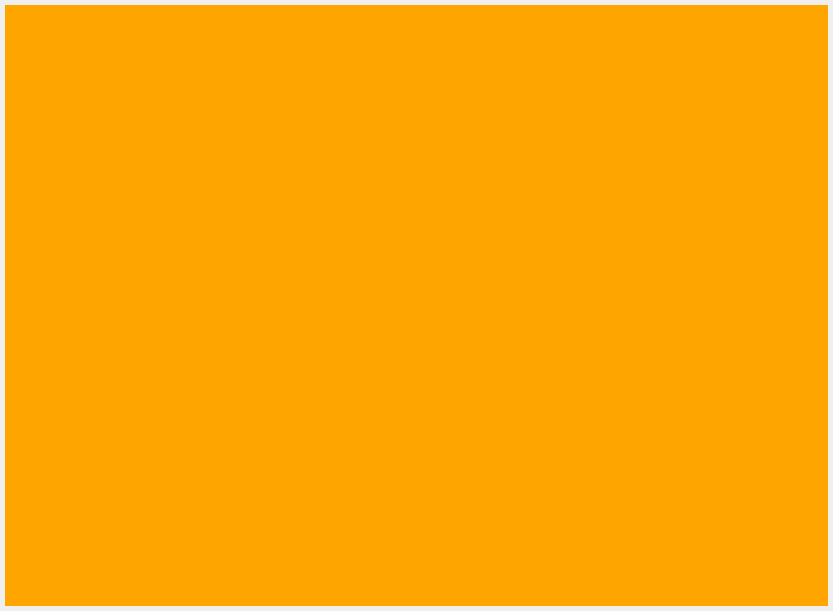
Qt form gui/uis/pages/main_pages.ui (Cairoknox/Advanced-Programming) before a commit.
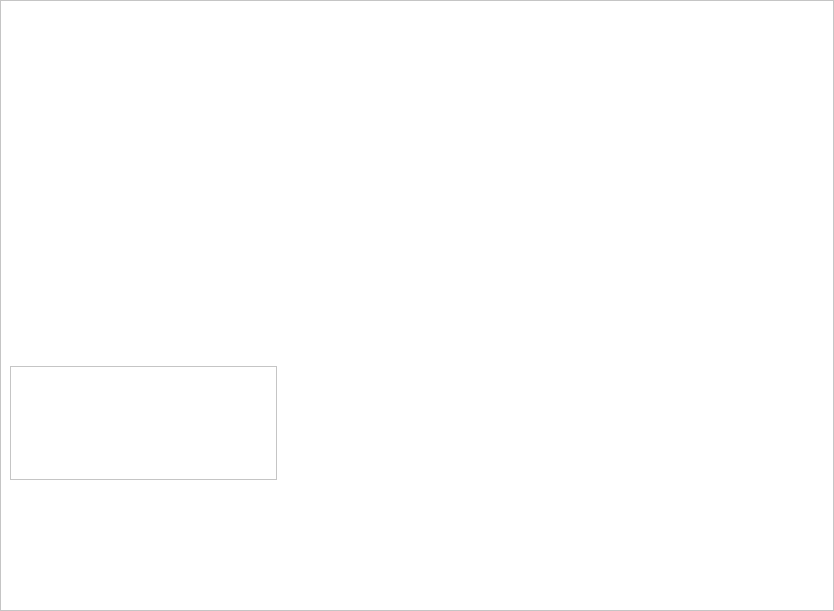
The same form after that commit. The open tabs and pages were chosen to show the change.

What changed in the file:
```diff
--- a/gui/uis/pages/main_pages.ui
+++ b/gui/uis/pages/main_pages.ui
@@ -6,10 +6,16 @@
    <rect>
     <x>0</x>
     <y>0</y>
-    <width>833</width>
+    <width>834</width>
     <height>611</height>
    </rect>
   </property>
+  <property name="font">
+   <font>
+    <pointsize>14</pointsize>
+    <kerning>false</kerning>
+   </font>
+  </property>
   <property name="windowTitle">
    <string>Form</string>
   </property>
@@ -18,16 +24,16 @@
     <number>0</number>
    </property>
    <property name="leftMargin">
-    <number>5</number>
+    <number>0</number>
    </property>
    <property name="topMargin">
-    <number>5</number>
+    <number>0</number>
    </property>
    <property name="rightMargin">
-    <number>5</number>
+    <number>0</number>
    </property>
    <property name="bottomMargin">
-    <number>5</number>
+    <number>0</number>
    </property>
    <item>
     <widget class="QStackedWidget" name="pages">
@@ -280,24 +286,155 @@
      </widget>
      <widget class="QWidget" name="page_2">
       <property name="styleSheet">
-       <string notr="true">font-size: 14pt;background: orange;</string>
+       <string notr="true">font-size: 14pt;background: white;</string>
       </property>
       <layout class="QVBoxLayout" name="page_2_layout">
        <property name="spacing">
-        <number>5</number>
+        <number>0</number>
        </property>
        <property name="leftMargin">
-        <number>5</number>
+        <number>0</number>
        </property>
        <property name="topMargin">
-        <number>5</number>
+        <number>0</number>
        </property>
        <property name="rightMargin">
-        <number>5</number>
+        <number>0</number>
        </property>
        <property name="bottomMargin">
-        <number>5</number>
+        <number>0</number>
        </property>
+       <item>
+        <widget class="QFrame" name="frame">
+         <property name="frameShape">
+          <enum>QFrame::StyledPanel</enum>
+         </property>
+         <property name="frameShadow">
+          <enum>QFrame::Raised</enum>
+         </property>
+         <layout class="QGridLayout" name="gridLayout_2">
+          <item row="4" column="0" colspan="3">
+           <widget class="QFrame" name="button_frame">
+            <property name="frameShape">
+             <enum>QFrame::NoFrame</enum>
+            </property>
+            <property name="frameShadow">
+             <enum>QFrame::Raised</enum>
+            </property>
+            <layout class="QGridLayout" name="button_layout">
+             <property name="leftMargin">
+              <number>0</number>
+             </property>
+             <property name="topMargin">
+              <number>0</number>
+             </property>
+             <property name="rightMargin">
+              <number>0</number>
+             </property>
+             <property name="bottomMargin">
+              <number>0</number>
+             </property>
+             <property name="spacing">
+              <number>0</number>
+             </property>
+            </layout>
+           </widget>
+          </item>
+          <item row="0" column="1" rowspan="3" colspan="2">
+           <widget class="QFrame" name="plot_frame">
+            <property name="frameShape">
+             <enum>QFrame::NoFrame</enum>
+            </property>
+            <property name="frameShadow">
+             <enum>QFrame::Raised</enum>
+            </property>
+            <layout class="QVBoxLayout" name="plot_layout">
+             <property name="spacing">
+              <number>0</number>
+             </property>
+             <property name="leftMargin">
+              <number>0</number>
+             </property>
+             <property name="topMargin">
+              <number>0</number>
+             </property>
+             <property name="rightMargin">
+              <number>0</number>
+             </property>
+             <property name="bottomMargin">
+              <number>0</number>
+             </property>
+            </layout>
+           </widget>
+          </item>
+          <item row="3" column="0">
+           <widget class="QFrame" name="ask_frame">
+            <property name="frameShape">
+             <enum>QFrame::StyledPanel</enum>
+            </property>
+            <property name="frameShadow">
+             <enum>QFrame::Raised</enum>
+            </property>
+            <layout class="QVBoxLayout" name="ask_layout"/>
+           </widget>
+          </item>
+          <item row="2" column="0">
+           <widget class="QFrame" name="ticker_frame">
+            <property name="frameShape">
+             <enum>QFrame::NoFrame</enum>
+            </property>
+            <property name="frameShadow">
+             <enum>QFrame::Raised</enum>
+            </property>
+            <layout class="QVBoxLayout" name="ticker_layout">
+             <property name="spacing">
+              <number>0</number>
+             </property>
+             <property name="leftMargin">
+              <number>0</number>
+             </property>
+             <property name="topMargin">
+              <number>0</number>
+             </property>
+             <property name="rightMargin">
+              <number>0</number>
+             </property>
+             <property name="bottomMargin">
+              <number>0</number>
+             </property>
+            </layout>
+           </widget>
+          </item>
+          <item row="0" column="0" rowspan="2">
+           <widget class="QFrame" name="selection_frame">
+            <property name="frameShape">
+             <enum>QFrame::NoFrame</enum>
+            </property>
+            <property name="frameShadow">
+             <enum>QFrame::Raised</enum>
+            </property>
+            <layout class="QVBoxLayout" name="selection_layout">
+             <property name="spacing">
+              <number>0</number>
+             </property>
+             <property name="leftMargin">
+              <number>0</number>
+             </property>
+             <property name="topMargin">
+              <number>0</number>
+             </property>
+             <property name="rightMargin">
+              <number>0</number>
+             </property>
+             <property name="bottomMargin">
+              <number>0</number>
+             </property>
+            </layout>
+           </widget>
+          </item>
+         </layout>
+        </widget>
+       </item>
       </layout>
      </widget>
      <widget class="QWidget" name="page_3">
```
Left out of the diff: 48 changed lines with no effect on the pictures. Lines whose indentation alone changed are shown as unchanged.
